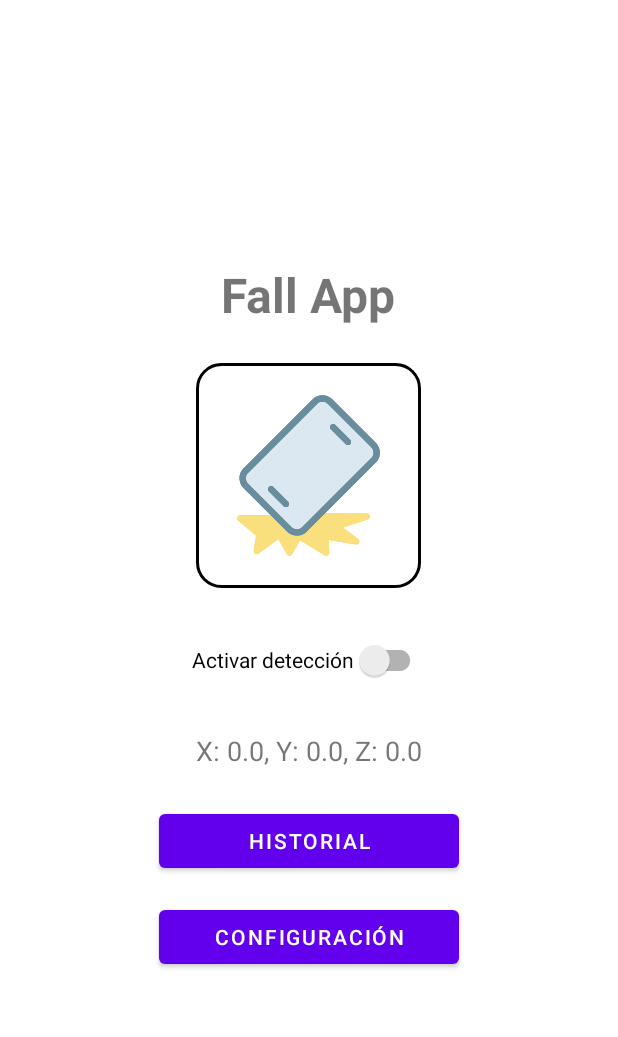
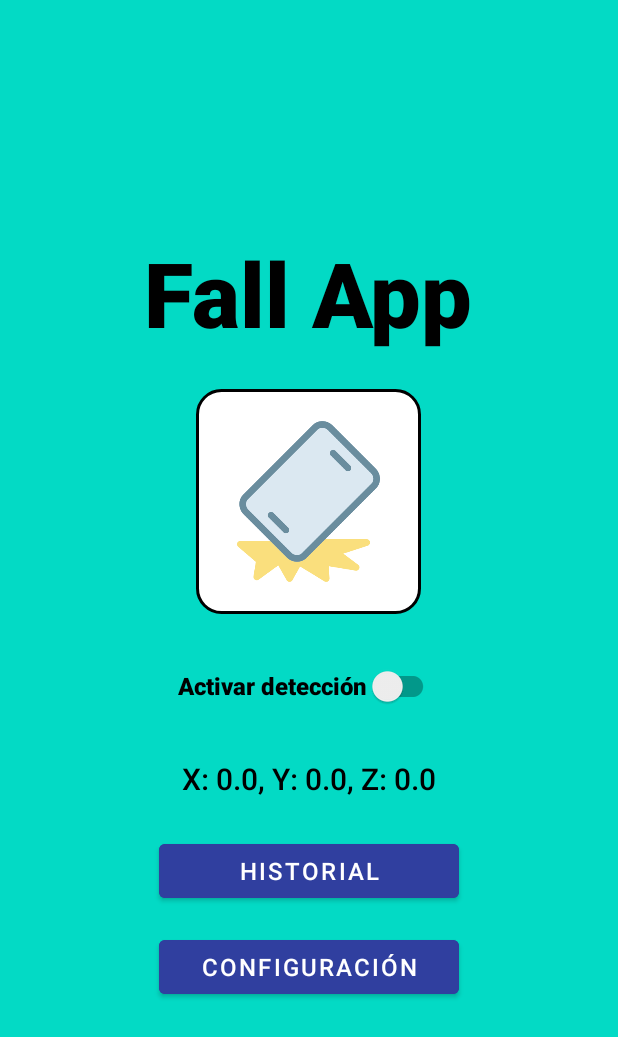
Before and after one commit to Eduard-PM/Taller-1, an Android app: the screen it shows after launch (MainActivity), on a phone screen of 412 x 824 dp. Shown: the top 1037 px of the screen. Run offline under Robolectric (Android 15) with nearby library versions, the phone set to English and light mode, and no system bars.

Commit message:
Pantalla de aviso y paleta de colores

```diff
--- a/app/src/main/AndroidManifest.xml
+++ b/app/src/main/AndroidManifest.xml
@@ -21,6 +21,9 @@
             </intent-filter>
         </activity>
 
+        <activity android:name=".AviseActivity"
+            android:exported="true" />
+
         <!-- Aquí puedes agregar otras actividades -->
 
     </application>
--- a/app/src/main/res/layout/activity_main.xml
+++ b/app/src/main/res/layout/activity_main.xml
@@ -2,22 +2,25 @@
 <LinearLayout xmlns:android="http://schemas.android.com/apk/res/android"
     xmlns:app="http://schemas.android.com/apk/res-auto"
     xmlns:tools="http://schemas.android.com/tools"
+    android:layout_width="match_parent"
+    android:layout_height="match_parent"
+    android:background="@color/teal_200"
+    android:gravity="center"
     android:orientation="vertical"
-    android:gravity="center"
-    android:padding="16dp"
-    android:layout_width="match_parent"
-    android:layout_height="match_parent">
+    android:padding="16dp">
 
     <!-- Título de la app -->
     <TextView
         android:id="@+id/tvAppName"
+        android:layout_width="wrap_content"
+        android:layout_height="wrap_content"
+        android:layout_marginBottom="24dp"
+        android:fontFamily="sans-serif-black"
+        android:gravity="center"
         android:text="@string/app_name"
-        android:textSize="32sp"
-        android:textStyle="bold"
-        android:layout_marginBottom="24dp"
-        android:gravity="center"
-        android:layout_width="wrap_content"
-        android:layout_height="wrap_content" />
+        android:textColor="@color/black"
+        android:textSize="60sp"
+        android:textStyle="bold" />
 
     <androidx.appcompat.widget.AppCompatImageView
         android:id="@+id/ivAppIcon"
@@ -33,33 +36,41 @@
     <!-- Switch para activar app -->
     <androidx.appcompat.widget.SwitchCompat
         android:id="@+id/switchActivate"
+        android:layout_width="wrap_content"
+        android:layout_height="wrap_content"
+        android:layout_marginBottom="24dp"
+        android:fontFamily="sans-serif-black"
         android:text="@string/switch_activate"
-        android:layout_marginBottom="24dp"
-        android:layout_width="wrap_content"
-        android:layout_height="wrap_content" />
+        android:textSize="16sp" />
 
     <!-- Valores del acelerómetro -->
     <TextView
         android:id="@+id/tvAccelValues"
+        android:layout_width="wrap_content"
+        android:layout_height="wrap_content"
+        android:layout_marginBottom="24dp"
+        android:fontFamily="sans-serif-medium"
+        android:gravity="center"
         android:text="@string/accel_default"
-        android:textSize="18sp"
-        android:layout_marginBottom="24dp"
-        android:gravity="center"
-        android:layout_width="wrap_content"
-        android:layout_height="wrap_content" />
+        android:textColor="@android:color/black"
+        android:textSize="20sp" />
 
     <!-- Botones -->
     <Button
         android:id="@+id/btnHistorial"
-        android:text="@string/btn_historial"
         android:layout_width="200dp"
         android:layout_height="wrap_content"
-        android:layout_marginBottom="16dp"/>
+        android:layout_marginBottom="16dp"
+        android:backgroundTint="#303F9F"
+        android:text="@string/btn_historial"
+        android:textSize="16sp" />
 
     <Button
         android:id="@+id/btnConfiguracion"
+        android:layout_width="200dp"
+        android:layout_height="wrap_content"
+        android:backgroundTint="#303F9F"
         android:text="@string/btn_configuracion"
-        android:layout_width="200dp"
-        android:layout_height="wrap_content"/>
+        android:textSize="16sp" />
 
 </LinearLayout>
--- a/app/src/main/res/values/strings.xml
+++ b/app/src/main/res/values/strings.xml
@@ -1,9 +1,13 @@
 <resources>
     <string name="app_name">Fall App</string>
-    <string name="app_icon_desc">Icono de la aplicación Fall Detector</string>
+    <string name="app_icon_desc">Icono de la aplicación Fall App</string>
     <string name="switch_activate">Activar detección</string>
     <string name="accel_default">X: 0.0, Y: 0.0, Z: 0.0</string>
     <string name="accel_format">X: %.2f, Y: %.2f, Z: %.2f</string>
     <string name="btn_historial">Historial</string>
     <string name="btn_configuracion">Configuración</string>
+    <string name="avise_question">¿Estás bien?</string>
+    <string name="avise_count">10</string>
+    <string name="btn_yes">Sí</string>
+    <string name="btn_no">No</string>
 </resources>
```
Also changed, not shown: app/src/main/java/com/ramosuni/fallapp/AviseActivity.java (added, +75 -0 lines), app/src/main/res/layout/activity_avise.xml (added, +65 -0 lines).
